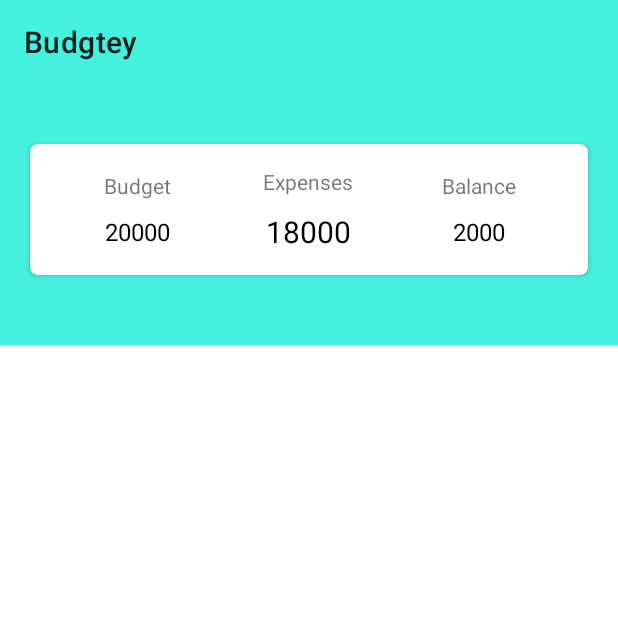
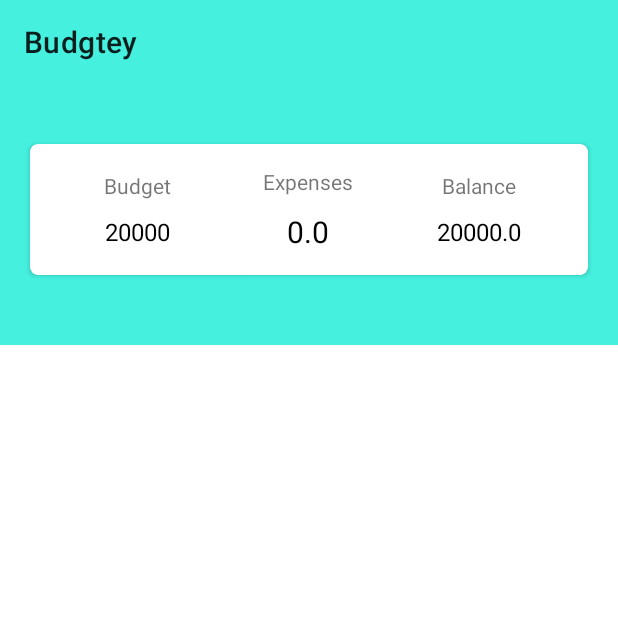
Before and after one commit to gracemakai/budgety, an Android app: the screen it shows after launch (MainActivity), on a phone screen of 412 x 824 dp, the top half of it. Run offline under Robolectric (Android 15) with nearby library versions, the phone set to English and light mode, and no system bars; our stand-ins replace Room's generated code, data binding.

Commit message:
Implemented dataBinding on home fragment. Budget, expenses and balance now come from viewModel

```diff
--- a/app/build.gradle
+++ b/app/build.gradle
@@ -5,6 +5,10 @@ plugins {
 android {
     compileSdkVersion 29
     buildToolsVersion "29.0.3"
+
+    buildFeatures {
+        dataBinding true
+    }
 
     defaultConfig {
         applicationId "com.grace.budgtey"
--- /dev/null
+++ b/app/src/main/java/com/grace/budgtey/models/MoneyModel.java
@@ -0,0 +1,39 @@
+package com.grace.budgtey.models;
+
+public class MoneyModel {
+
+    String budget, expenses, balance;
+
+    public MoneyModel(String budget, String expenses, String balance) {
+        this.budget = budget;
+        this.expenses = expenses;
+        this.balance = balance;
+    }
+
+    public MoneyModel() {
+    }
+
+    public String getBudget() {
+        return budget;
+    }
+
+    public void setBudget(String budget) {
+        this.budget = budget;
+    }
+
+    public String getExpenses() {
+        return expenses;
+    }
+
+    public void setExpenses(String expenses) {
+        this.expenses = expenses;
+    }
+
+    public String getBalance() {
+        return balance;
+    }
+
+    public void setBalance(String balance) {
+        this.balance = balance;
+    }
+}
--- a/app/src/main/java/com/grace/budgtey/views/home/HomeFragment.java
+++ b/app/src/main/java/com/grace/budgtey/views/home/HomeFragment.java
@@ -2,11 +2,13 @@ package com.grace.budgtey.views.home;
 
 import androidx.appcompat.app.AppCompatActivity;
 import androidx.appcompat.widget.Toolbar;
+import androidx.databinding.DataBindingUtil;
 import androidx.fragment.app.FragmentManager;
 import androidx.fragment.app.FragmentTransaction;
 import androidx.lifecycle.Observer;
 import androidx.lifecycle.ViewModelProvider;
 
+import android.content.SharedPreferences;
 import android.os.Bundle;
 
 import androidx.annotation.NonNull;
@@ -15,6 +17,7 @@ import androidx.fragment.app.Fragment;
 import androidx.recyclerview.widget.LinearLayoutManager;
 import androidx.recyclerview.widget.RecyclerView;
 
+import android.preference.PreferenceManager;
 import android.util.Log;
 import android.view.LayoutInflater;
 import android.view.Menu;
@@ -26,18 +29,15 @@ import android.widget.TextView;
 import android.widget.Toast;
 
 
-import com.google.android.material.bottomappbar.BottomAppBar;
 import com.google.android.material.floatingactionbutton.FloatingActionButton;
-import com.grace.budgtey.MainActivity;
 import com.grace.budgtey.R;
 import com.grace.budgtey.adapter.TransactionRecyclerAdapter;
 import com.grace.budgtey.database.entity.TransactionEntity;
+import com.grace.budgtey.databinding.HomeFragmentBinding;
 import com.grace.budgtey.views.newTransaction.NewTransactionFragment;
 import com.grace.budgtey.views.setting.SettingsFragment;
 
 import java.util.ArrayList;
-import java.util.List;
-import java.util.Objects;
 
 public class HomeFragment extends Fragment {
 
@@ -49,6 +49,7 @@ public class HomeFragment extends Fragment {
 
     private HomeViewModel mViewModel;
     TransactionRecyclerAdapter recyclerAdapter;
+    private HomeFragmentBinding binding;
 
     public static HomeFragment newInstance() {
         return new HomeFragment();
@@ -58,16 +59,26 @@ public class HomeFragment extends Fragment {
     public void onCreate(@Nullable Bundle savedInstanceState) {
         super.onCreate(savedInstanceState);
         recyclerAdapter = new TransactionRecyclerAdapter(getContext());
+
         mViewModel = new ViewModelProvider(this).get(HomeViewModel.class);
+
         mViewModel.getAllTransactionsMutableLiveData()
                 .observe(this, allTransactionsObserver);
+        mViewModel.getTotalMutableLiveData()
+                .observe(this, totalAmountObserver);
+
+        mViewModel.setBudget(getBudget());
     }
 
     @Override
     public View onCreateView(@NonNull LayoutInflater inflater, @Nullable ViewGroup container,
                              @Nullable Bundle savedInstanceState) {
-        view = inflater.inflate(R.layout.home_fragment, container, false);
 
+        binding = DataBindingUtil
+                .inflate(inflater, R.layout.home_fragment, container, false);
+
+        binding.setViewModel(mViewModel);
+        view = binding.getRoot();
 
         initViews();
 
@@ -101,6 +112,13 @@ public class HomeFragment extends Fragment {
         }
     };
 
+    Observer<Float> totalAmountObserver = new Observer<Float>() {
+        @Override
+        public void onChanged(Float aFloat) {
+            mViewModel.setExpenses(aFloat);
+        }
+    };
+
     @Override
     public void onCreateOptionsMenu(@NonNull Menu menu, @NonNull MenuInflater inflater) {
         super.onCreateOptionsMenu(menu, inflater);
@@ -123,6 +141,14 @@ public class HomeFragment extends Fragment {
 
     }
 
+    private String getBudget() {
+
+        SharedPreferences preferences = PreferenceManager
+                .getDefaultSharedPreferences(getContext());
+
+        return preferences.getString("budget", "20000");
+    }
+
     private void newPage(Fragment fragment) {
 
         FragmentManager fragmentManager = getParentFragmentManager();
--- a/app/src/main/java/com/grace/budgtey/views/home/HomeViewModel.java
+++ b/app/src/main/java/com/grace/budgtey/views/home/HomeViewModel.java
@@ -1,13 +1,14 @@
 package com.grace.budgtey.views.home;
 
 import android.app.Application;
+import android.util.Log;
 
 import androidx.annotation.NonNull;
 import androidx.lifecycle.AndroidViewModel;
 import androidx.lifecycle.MutableLiveData;
-import androidx.lifecycle.ViewModel;
 
 import com.grace.budgtey.database.entity.TransactionEntity;
+import com.grace.budgtey.models.MoneyModel;
 import com.grace.budgtey.repository.TransactionRepo;
 
 import java.util.ArrayList;
@@ -15,22 +16,39 @@ import java.util.ArrayList;
 public class HomeViewModel extends AndroidViewModel {
 
     TransactionRepo transactionRepo;
+    private final MoneyModel moneyModel;
     private MutableLiveData<ArrayList<TransactionEntity>> allTransactionsMutableLiveData;
     private MutableLiveData<Float> totalMutableLiveData;
+    public MutableLiveData<MoneyModel> moneyModelMutableLiveData = new MutableLiveData<>();
 
     public HomeViewModel(@NonNull Application application) {
         super(application);
         transactionRepo = new TransactionRepo(application.getApplicationContext());
-
+        moneyModel = new MoneyModel("", "", "");
+        moneyModelMutableLiveData.setValue(moneyModel);
     }
 
-    private void addItems() {
-        transactionRepo.deleteTransaction(new TransactionEntity("Food", "05-07-2021 Mon", "Fries", (float) 100));
-        transactionRepo.deleteTransaction(new TransactionEntity("MakeUp", "13-06-2021 Wed", "Lipstick", (float) 1000));
-        transactionRepo.deleteTransaction(new TransactionEntity("Books", "05-07-2021 Mon", "Chemistry", (float) 1200));
-        transactionRepo.deleteTransaction(new TransactionEntity("Food", "05-07-2021 Mon", "Burger", (float) 500));
-        transactionRepo.deleteTransaction(new TransactionEntity("Transport", "05-07-2021 Mon", "Matatu", (float) 120));
-        transactionRepo.deleteTransaction(new TransactionEntity("Debt", "11-07-2021 Mon", "Pesa", (float) 150));
+    public void setBudget(String budget) {
+        moneyModel.setBudget(budget);
+        moneyModelMutableLiveData.setValue(moneyModel);
+    }
+
+    public void setExpenses(Float expenses) {
+        moneyModel.setExpenses(String.valueOf(expenses));
+        moneyModelMutableLiveData.setValue(moneyModel);
+        setBalance();
+    }
+
+    public void setBalance() {
+        if (moneyModel.getExpenses().equals("null")){
+            moneyModel.setExpenses("0");
+        }
+
+        float balance = Float.parseFloat(moneyModel.getBudget()) -
+                Float.parseFloat(moneyModel.getExpenses());
+
+        moneyModel.setBalance(String.valueOf(balance));
+        moneyModelMutableLiveData.setValue(moneyModel);
     }
 
     public MutableLiveData<ArrayList<TransactionEntity>> getAllTransactionsMutableLiveData() {
@@ -47,6 +65,10 @@ public class HomeViewModel extends AndroidViewModel {
         if (totalMutableLiveData == null){
             totalMutableLiveData = transactionRepo.getTotalAmountSpent();
         }
+
+        Log.i(getClass().getSimpleName(), "getTotalMutableLiveData: "
+                + totalMutableLiveData.getValue());
+
         return totalMutableLiveData;
     }
 
--- a/app/src/main/res/layout/home_fragment.xml
+++ b/app/src/main/res/layout/home_fragment.xml
@@ -1,7 +1,17 @@
 <?xml version="1.0" encoding="utf-8"?>
-<androidx.constraintlayout.widget.ConstraintLayout xmlns:android="http://schemas.android.com/apk/res/android"
+<layout xmlns:android="http://schemas.android.com/apk/res/android"
     xmlns:app="http://schemas.android.com/apk/res-auto"
-    xmlns:tools="http://schemas.android.com/tools"
+    xmlns:tools="http://schemas.android.com/tools">
+
+    <data>
+
+        <variable
+            name="viewModel"
+            type="com.grace.budgtey.views.home.HomeViewModel" />
+
+    </data>
+
+    <androidx.constraintlayout.widget.ConstraintLayout
         android:id="@+id/frameLayout"
         android:layout_width="match_parent"
         android:layout_height="match_parent"
@@ -71,9 +81,9 @@
                                     android:layout_width="wrap_content"
                                     android:layout_height="wrap_content"
                                     android:layout_marginTop="10dp"
-                                android:text="20000"
+                                    android:text="@={viewModel.moneyModelMutableLiveData.budget}"
                                     android:textColor="@color/black"
-                                android:textSize="16sp"/>
+                                    android:textSize="16sp" />
 
                             </LinearLayout>
 
@@ -94,9 +104,9 @@
                                     android:layout_width="wrap_content"
                                     android:layout_height="wrap_content"
                                     android:layout_marginTop="10dp"
-                                android:text="18000"
+                                    android:text="@={viewModel.moneyModelMutableLiveData.expenses}"
                                     android:textColor="@color/black"
-                                android:textSize="20sp"/>
+                                    android:textSize="20sp" />
 
                             </LinearLayout>
 
@@ -117,9 +127,9 @@
                                     android:layout_width="wrap_content"
                                     android:layout_height="wrap_content"
                                     android:layout_marginTop="10dp"
-                                android:text="2000"
+                                    android:text="@={viewModel.moneyModelMutableLiveData.balance}"
                                     android:textColor="@color/black"
-                                android:textSize="16sp"/>
+                                    android:textSize="16sp" />
 
                             </LinearLayout>
 
@@ -136,7 +146,7 @@
                     android:layout_marginTop="20dp"
                     android:layout_marginStart="10dp"
                     android:layout_marginEnd="10dp"
-                android:layout_marginBottom="10dp"/>
+                    android:layout_marginBottom="10dp" />
 
             </LinearLayout>
 
@@ -148,9 +158,10 @@
                 android:contentDescription="@string/new_transaction"
                 android:src="@android:drawable/ic_input_add"
                 android:layout_gravity="bottom|end"
-            android:layout_margin="16dp"/>
+                android:layout_margin="16dp" />
 
 
         </androidx.coordinatorlayout.widget.CoordinatorLayout>
 
     </androidx.constraintlayout.widget.ConstraintLayout>
+</layout>
```
Lines whose indentation alone changed are shown as unchanged.
